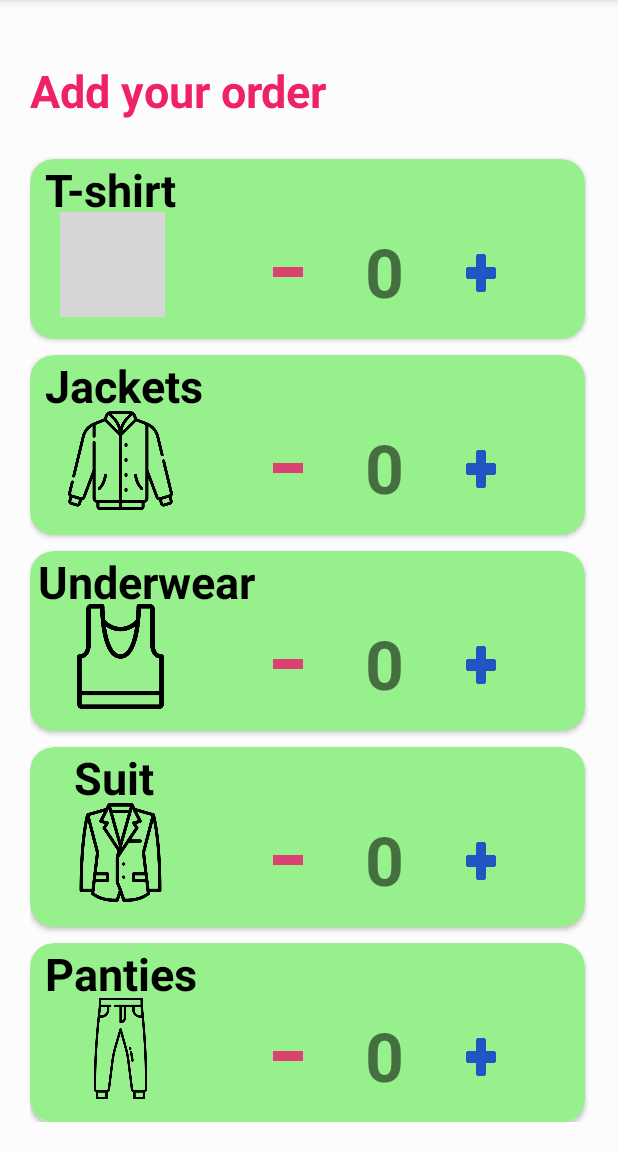
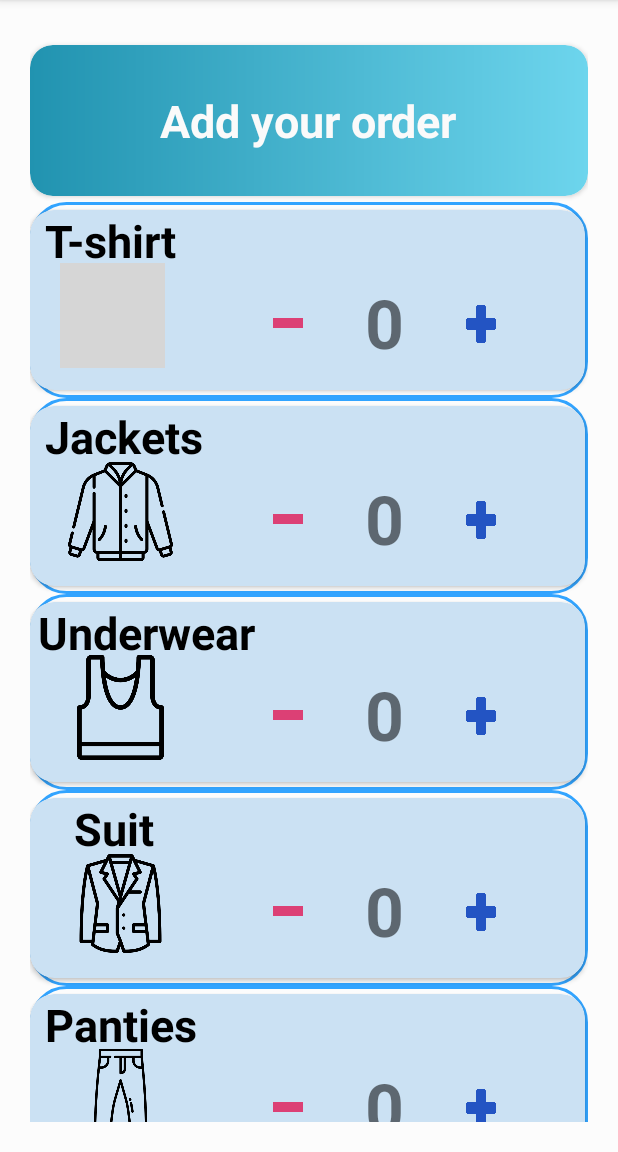
Before and after one commit to CleanLandTeam/CleanLand, an Android app: the OrderPage screen opened directly, with no data from a screen before it, on a phone screen of 412 x 824 dp, the part 84-1236 px from its top. Run offline under Robolectric (Android 15) with nearby library versions, the phone set to English and light mode, and no system bars; libraries missing offline, so code that uses them is left out: com.amplifyframework.core; grey boxes are pictures that could not be loaded.

Commit message:
fixing some designs - malek

```diff
--- /dev/null
+++ b/app/src/main/res/drawable/card_edge.xml
@@ -0,0 +1,10 @@
+<?xml version="1.0" encoding="utf-8"?>
+<shape xmlns:android="http://schemas.android.com/apk/res/android">
+
+            <stroke
+                android:width="2dp"
+                android:color="#32A4FF" />
+            <corners android:radius="23dp" />
+
+
+</shape>
--- a/app/src/main/res/layout/activity_order_page.xml
+++ b/app/src/main/res/layout/activity_order_page.xml
@@ -16,17 +16,41 @@
             android:layout_height="wrap_content"
             android:orientation="vertical">
 
-            <TextView
-                style="@style/viewParent.headerText"
-                android:layout_marginTop="20dp"
-                android:layout_marginBottom="20dp"
-                android:text="Add your order"
-                android:textColor="#EF2167" />
+            <androidx.cardview.widget.CardView
+                android:layout_width="match_parent"
+                android:layout_height="wrap_content"
+                android:layout_marginTop="10dp"
+                app:cardCornerRadius="15dp"
+                app:cardPreventCornerOverlap="true">
+
+                <RelativeLayout
+                    android:id="@+id/orders"
+                    android:layout_width="match_parent"
+                    android:layout_height="match_parent"
+                    android:background="@drawable/home_gradient_maths"
+                    android:minHeight="100dp"
+                    android:padding="10dp"
+                    android:gravity="center"
+                    >
+
+                    <TextView
+                        style="@style/viewParent.headerText"
+                        android:layout_marginTop="20dp"
+                        android:layout_marginBottom="20dp"
+                        android:text="Add your order"
+                        android:textColor="#FAFAFA" />
+
+
+                </RelativeLayout>
+            </androidx.cardview.widget.CardView>
+
 
             <RelativeLayout
                 android:layout_width="match_parent"
                 android:layout_height="wrap_content"
-                tools:context=".activities.OrderPage">
+                tools:context=".activities.OrderPage"
+                android:layout_marginTop="4dp"
+                android:background="@drawable/card_edge">
 
                 <androidx.cardview.widget.CardView
                     android:layout_width="match_parent"
@@ -35,7 +59,7 @@
                     android:layout_marginRight="2dp"
                     android:layout_marginBottom="5dp"
                     android:minHeight="120dp"
-                    app:cardBackgroundColor="#96F18C"
+                    app:cardBackgroundColor="#CBE1F3"
                     app:cardCornerRadius="16dp"
                     app:cardElevation="2dp">
 
@@ -133,7 +157,8 @@
             <RelativeLayout
                 android:layout_width="match_parent"
                 android:layout_height="wrap_content"
-                tools:context=".activities.OrderPage">
+                tools:context=".activities.OrderPage"
+                android:background="@drawable/card_edge">
 
                 <androidx.cardview.widget.CardView
                     android:layout_width="match_parent"
@@ -142,7 +167,7 @@
                     android:layout_marginRight="2dp"
                     android:layout_marginBottom="5dp"
                     android:minHeight="120dp"
-                    app:cardBackgroundColor="#96F18C"
+                    app:cardBackgroundColor="#CBE1F3"
                     app:cardCornerRadius="16dp"
                     app:cardElevation="2dp">
 
@@ -239,7 +264,8 @@
             <RelativeLayout
                 android:layout_width="match_parent"
                 android:layout_height="wrap_content"
-                tools:context=".activities.OrderPage">
+                tools:context=".activities.OrderPage"
+                android:background="@drawable/card_edge">
 
                 <androidx.cardview.widget.CardView
                     android:layout_width="match_parent"
@@ -248,7 +274,7 @@
                     android:layout_marginRight="2dp"
                     android:layout_marginBottom="5dp"
                     android:minHeight="120dp"
-                    app:cardBackgroundColor="#96F18C"
+                    app:cardBackgroundColor="#CBE1F3"
                     app:cardCornerRadius="16dp"
                     app:cardElevation="2dp">
 
@@ -345,7 +371,8 @@
             <RelativeLayout
                 android:layout_width="match_parent"
                 android:layout_height="wrap_content"
-                tools:context=".activities.OrderPage">
+                tools:context=".activities.OrderPage"
+                android:background="@drawable/card_edge">
 
                 <androidx.cardview.widget.CardView
                     android:layout_width="match_parent"
@@ -354,7 +381,7 @@
                     android:layout_marginRight="2dp"
                     android:layout_marginBottom="5dp"
                     android:minHeight="120dp"
-                    app:cardBackgroundColor="#96F18C"
+                    app:cardBackgroundColor="#CBE1F3"
                     app:cardCornerRadius="16dp"
                     app:cardElevation="2dp">
 
@@ -443,7 +470,8 @@
             <RelativeLayout
                 android:layout_width="match_parent"
                 android:layout_height="wrap_content"
-                tools:context=".activities.OrderPage">
+                tools:context=".activities.OrderPage"
+                android:background="@drawable/card_edge">
 
                 <androidx.cardview.widget.CardView
                     android:layout_width="match_parent"
@@ -452,7 +480,7 @@
                     android:layout_marginRight="2dp"
                     android:layout_marginBottom="5dp"
                     android:minHeight="120dp"
-                    app:cardBackgroundColor="#96F18C"
+                    app:cardBackgroundColor="#CBE1F3"
                     app:cardCornerRadius="16dp"
                     app:cardElevation="2dp">
 
@@ -556,7 +584,7 @@
                         android:layout_gravity="center"
                         android:text="Pick The Suitable Date For You"
                         android:textColor="#000000"
-                        android:textSize="25dp" />
+                        android:textSize="25sp" />
 
                 </androidx.cardview.widget.CardView>
             </RelativeLayout>
@@ -564,7 +592,8 @@
             <RelativeLayout
                 android:layout_width="match_parent"
                 android:layout_height="wrap_content"
-                tools:context=".activities.OrderPage">
+                tools:context=".activities.OrderPage"
+                android:background="@drawable/card_edge">
 
                 <androidx.cardview.widget.CardView
                     android:layout_width="match_parent"
@@ -626,7 +655,8 @@
             <RelativeLayout
                 android:layout_width="match_parent"
                 android:layout_height="wrap_content"
-                tools:context=".activities.OrderPage">
+                tools:context=".activities.OrderPage"
+                android:background="@drawable/card_edge">
 
                 <androidx.cardview.widget.CardView
                     android:layout_width="match_parent"
@@ -704,7 +734,7 @@
                         android:layout_gravity="center"
                         android:text="Pick The Delivery Location"
                         android:textColor="#000000"
-                        android:textSize="25dp" />
+                        android:textSize="25sp" />
 
                 </androidx.cardview.widget.CardView>
             </RelativeLayout>
@@ -712,7 +742,8 @@
             <RelativeLayout
                 android:layout_width="match_parent"
                 android:layout_height="wrap_content"
-                tools:context=".activities.OrderPage">
+                tools:context=".activities.OrderPage"
+                android:background="@drawable/card_edge">
 
                 <androidx.cardview.widget.CardView
                     android:layout_width="match_parent"
```
